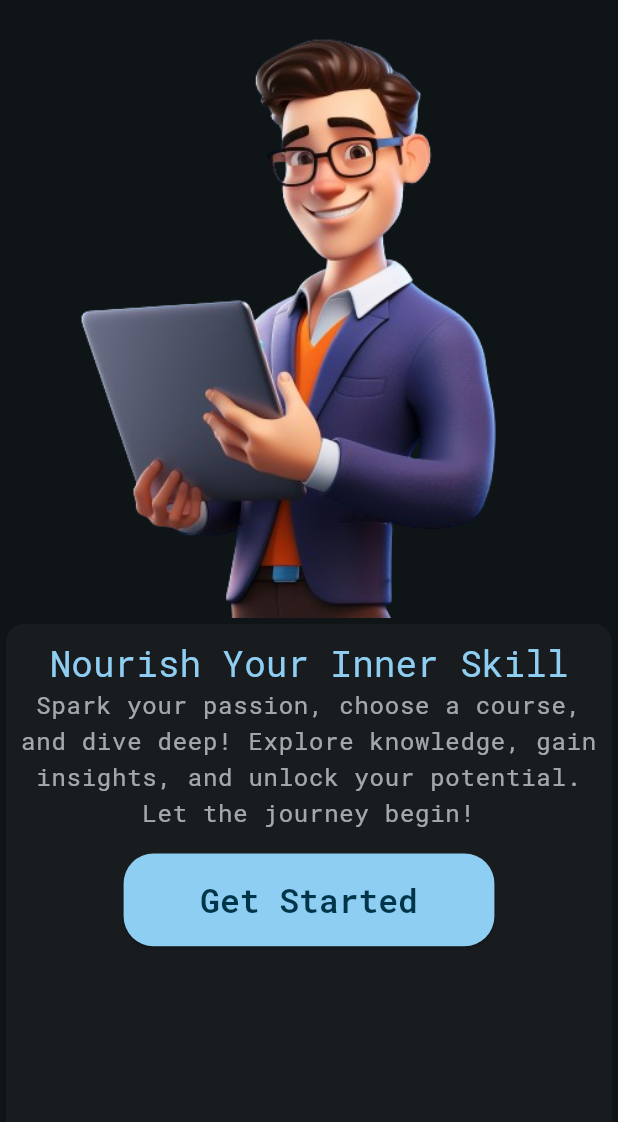
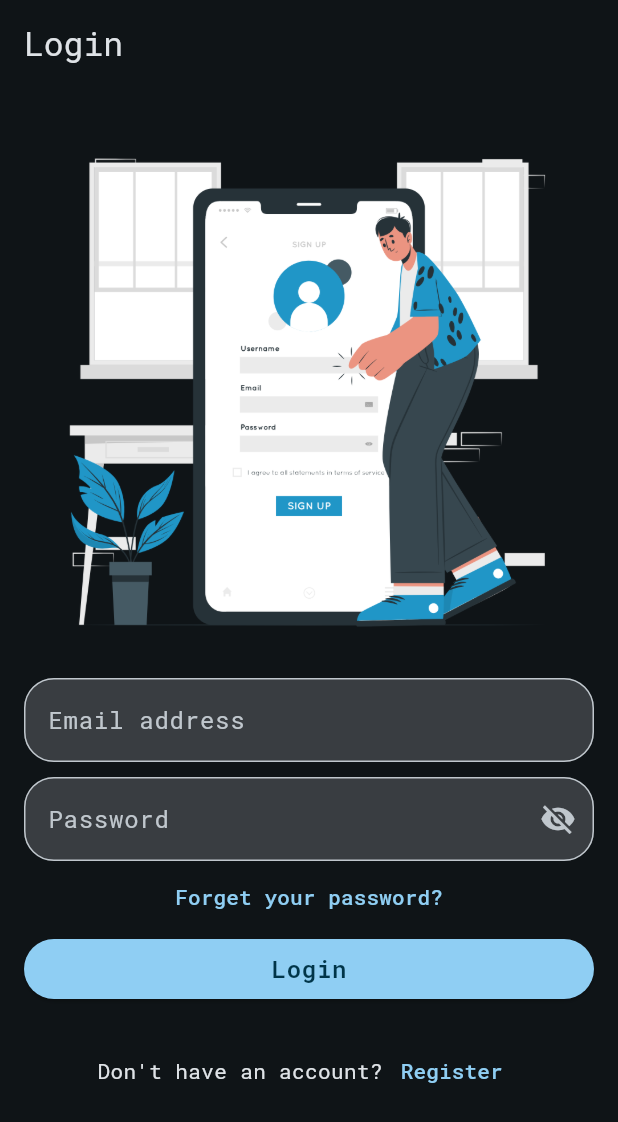
Before and after one commit to hinasahammed/Lms, a Flutter app: the screen it shows after launch, after a tap on "Get Started", on a phone screen of 412 x 824 dp. Shown: the top 1122 px of the screen. Run offline on Flutter 3.47's test engine with Material 3 defaults, Android fonts, the phone set to English and light mode, and no system bars; our stand-ins replace gap, get, google_fonts.

Commit message:
completed login,register,reset

```diff
--- a/lib/assets/images/image_asset.dart
+++ b/lib/assets/images/image_asset.dart
@@ -1,4 +1,6 @@
 class ImageAsset {
   static const String appLogo = 'assets/images/app_logo.png';
   static const String getStarted = 'assets/images/getstarted_character.png';
+  static const String loginImage = 'assets/images/sigin_image.png';
+  static const String forgotPassword = 'assets/images/Forgot_password.png';
 }
--- a/lib/res/components/custom_button.dart
+++ b/lib/res/components/custom_button.dart
@@ -26,7 +26,7 @@ class CustomButton extends StatelessWidget {
       onPressed: onPressed,
       child: Text(
         btntitle,
-        style: theme.textTheme.titleLarge!.copyWith(
+        style: theme.textTheme.bodyLarge!.copyWith(
           color: titleColor,
           fontWeight: FontWeight.w600,
         ),
--- /dev/null
+++ b/lib/res/components/custom_text_form_field.dart
@@ -0,0 +1,33 @@
+import 'package:flutter/material.dart';
+
+class CustomTextFormField extends StatelessWidget {
+  final TextEditingController controller;
+  final String labelText;
+  final bool obscureText;
+
+  const CustomTextFormField({
+    super.key,
+    required this.controller,
+    required this.labelText,
+    required this.obscureText,
+  });
+
+  @override
+  Widget build(BuildContext context) {
+    final theme = Theme.of(context);
+    return TextFormField(
+      controller: controller,
+      obscureText: obscureText,
+      decoration: InputDecoration(
+        suffixIcon:
+            obscureText ? const Icon(Icons.visibility_off) : const SizedBox(),
+        filled: true,
+        fillColor: theme.colorScheme.onBackground.withOpacity(.2),
+        border: OutlineInputBorder(
+          borderRadius: BorderRadius.circular(20),
+        ),
+        labelText: labelText,
+      ),
+    );
+  }
+}
--- a/lib/res/routes/routes.dart
+++ b/lib/res/routes/routes.dart
@@ -1,6 +1,9 @@
 import 'package:get/get.dart';
 import 'package:lms/res/routes/routes_name.dart';
 import 'package:lms/view/getStarted/get_started.dart';
+import 'package:lms/view/login/login_view.dart';
+import 'package:lms/view/register/register_view.dart';
+import 'package:lms/view/reset_password_view.dart';
 import 'package:lms/view/splash/splash_view.dart';
 
 class Routes {
@@ -13,5 +16,17 @@ class Routes {
           name: RoutesName.getStarted,
           page: () => const Getstarted(),
         ),
+        GetPage(
+          name: RoutesName.login,
+          page: () => const LoginView(),
+        ),
+        GetPage(
+          name: RoutesName.register,
+          page: () => const RegisterView(),
+        ),
+        GetPage(
+          name: RoutesName.resetPassword,
+          page: () => const ResetPassWordView(),
+        ),
       ];
 }
--- a/lib/res/routes/routes_name.dart
+++ b/lib/res/routes/routes_name.dart
@@ -1,4 +1,7 @@
 class RoutesName {
   static const String splashView = '/';
   static const String getStarted = '/get_started';
+  static const String login = '/login_view';
+  static const String register = '/register_view';
+  static const String resetPassword = '/reset_password';
 }
--- a/lib/view/getStarted/get_started.dart
+++ b/lib/view/getStarted/get_started.dart
@@ -1,10 +1,9 @@
-import 'package:flutter/cupertino.dart';
 import 'package:flutter/material.dart';
-import 'package:flutter/widgets.dart';
 import 'package:gap/gap.dart';
 import 'package:get/get.dart';
 import 'package:lms/assets/images/image_asset.dart';
 import 'package:lms/res/components/custom_button.dart';
+import 'package:lms/res/routes/routes_name.dart';
 
 class Getstarted extends StatelessWidget {
   const Getstarted({super.key});
@@ -52,7 +51,9 @@ class Getstarted extends StatelessWidget {
                           btntitle: 'Get Started',
                           backColor: theme.colorScheme.primary,
                           titleColor: theme.colorScheme.onPrimary,
-                          onPressed: () {},
+                          onPressed: () {
+                            Get.offAllNamed(RoutesName.login);
+                          },
                         ),
                       ),
                     ],
--- /dev/null
+++ b/lib/view/login/login_view.dart
@@ -0,0 +1,73 @@
+import 'package:flutter/material.dart';
+import 'package:gap/gap.dart';
+import 'package:get/get.dart';
+import 'package:lms/assets/images/image_asset.dart';
+import 'package:lms/main.dart';
+import 'package:lms/res/components/custom_button.dart';
+import 'package:lms/res/components/custom_text_form_field.dart';
+import 'package:lms/res/routes/routes_name.dart';
+
+class LoginView extends StatelessWidget {
+  const LoginView({super.key});
+
+  @override
+  Widget build(BuildContext context) {
+    return Scaffold(
+      appBar: AppBar(
+        title: const Text('Login'),
+      ),
+      body: SingleChildScrollView(
+        padding: const EdgeInsets.all(16.0),
+        child: Column(
+          children: [
+            Image.asset(ImageAsset.loginImage),
+            CustomTextFormField(
+              obscureText: false,
+              controller: TextEditingController(),
+              labelText: 'Email address',
+            ),
+            const Gap(10),
+            CustomTextFormField(
+              obscureText: true,
+              controller: TextEditingController(),
+              labelText: 'Password',
+            ),
+            TextButton(
+              onPressed: () {
+                Get.toNamed(RoutesName.resetPassword);
+              },
+              child: const Text('Forget your password?'),
+            ),
+            SizedBox(
+              width: Get.width,
+              child: CustomButton(
+                onPressed: () {},
+                btntitle: 'Login',
+                backColor: theme.colorScheme.primary,
+                titleColor: theme.colorScheme.onPrimary,
+              ),
+            ),
+            const Gap(20),
+            Row(
+              mainAxisAlignment: MainAxisAlignment.center,
+              children: [
+                Text(
+                  "Don't have an account?",
+                  style: theme.textTheme.labelLarge!.copyWith(
+                    color: theme.colorScheme.onBackground,
+                  ),
+                ),
+                TextButton(
+                  onPressed: () {
+                    Get.toNamed(RoutesName.register);
+                  },
+                  child: const Text('Register'),
+                ),
+              ],
+            )
+          ],
+        ),
+      ),
+    );
+  }
+}
```
Also changed, not shown: lib/view/register/register_view.dart (added, +80 -0 lines), lib/view/reset_password_view.dart (added, +48 -0 lines), assets/images/Forgot_password.png (added), assets/images/sigin_image.png (added).
